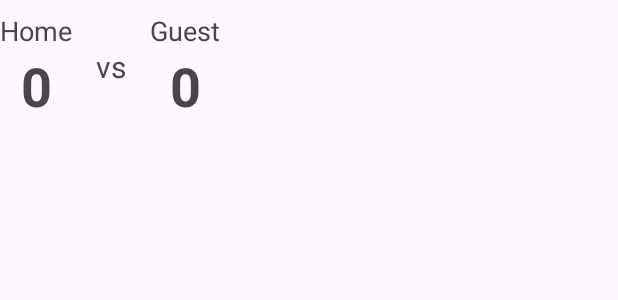
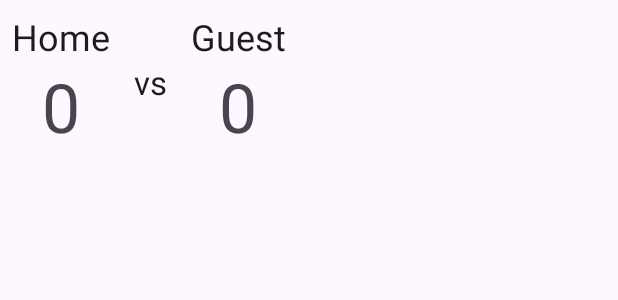
Before and after one commit to Brunobrlk/Scoreboard, an Android app: the layout dialog_final_score.xml on its own in the app's theme, with its tools: preview values and no code run, on a phone screen of 412 x 824 dp. Shown: the top 300 px of the screen. Run offline under Robolectric (Android 15) with nearby library versions, the phone set to English and light mode, and no system bars.

Commit message:
Add- Google services, firebase(crash, analytics, perf and remote config + implementation for ads), Fix- String values, theme, styling, contrast and accessibility issues fixed, Bug- Multiple final dialog fixed

```diff
--- a/app/src/main/AndroidManifest.xml
+++ b/app/src/main/AndroidManifest.xml
@@ -14,10 +14,13 @@
         android:supportsRtl="true"
         android:theme="@style/Theme.Scoreboard"
         tools:targetApi="31">
-
         <meta-data
             android:name="com.google.android.gms.ads.APPLICATION_ID"
             android:value="${ADMOB_APP_ID}"/>
+        <property
+            android:name="android.adservices.AD_SERVICES_CONFIG"
+            android:resource="@xml/gma_ad_services_config"
+            tools:replace="android:resource" />
 
         <activity
             android:name=".ui.MainActivity"
--- a/app/src/main/java/com/bgbrlk/scoreboardbrlk/domain/Setting.kt
+++ b/app/src/main/java/com/bgbrlk/scoreboardbrlk/domain/Setting.kt
@@ -1,9 +1,10 @@
 package com.bgbrlk.scoreboardbrlk.domain
 
 import androidx.annotation.DrawableRes
+import androidx.annotation.StringRes
 
 data class Setting(
-    val name: String,
+    @StringRes val name: Int,
     @DrawableRes val icon: Int,
     var value: Int,
 )
--- a/app/src/main/java/com/bgbrlk/scoreboardbrlk/ui/score/SettingsAdapter.kt
+++ b/app/src/main/java/com/bgbrlk/scoreboardbrlk/ui/score/SettingsAdapter.kt
@@ -7,6 +7,7 @@ import android.view.ViewGroup
 import androidx.recyclerview.widget.DiffUtil
 import androidx.recyclerview.widget.ListAdapter
 import androidx.recyclerview.widget.RecyclerView
+import com.bgbrlk.scoreboardbrlk.R
 import com.bgbrlk.scoreboardbrlk.databinding.ItemSettingsBinding
 import com.bgbrlk.scoreboardbrlk.domain.Setting
 import kotlinx.coroutines.CoroutineScope
@@ -20,6 +21,7 @@ class SettingsViewHolder private constructor(private val _binding: ItemSettingsB
     private val delay = 50L
     @SuppressLint("ClickableViewAccessibility")
     fun bind(item: Setting) {
+        val context = _binding.root.context
         _binding.apply {
             imagebuttonMinus.setOnLongClickListener {
                 handleLongClick(this, item){ if(item.value > 0) item.value-- }
--- a/app/src/main/res/layout-land/fragment_score.xml
+++ b/app/src/main/res/layout-land/fragment_score.xml
@@ -19,7 +19,7 @@
             android:layout_width="0dp"
             android:layout_height="0dp"
             android:background="?attr/colorPrimary"
-            android:contentDescription="@string/touch_area_home_team_description"
+            android:contentDescription='@{@string/touch_area_home_team_description(scoreViewModel.counterTeam1)}'
             app:layout_constraintBottom_toBottomOf="parent"
             app:layout_constraintEnd_toStartOf="@+id/view_right_half"
             app:layout_constraintStart_toStartOf="parent"
@@ -30,8 +30,8 @@
             android:onClick="@{() -> scoreViewModel.addPointTeam2() }"
             android:layout_width="0dp"
             android:layout_height="0dp"
-            android:contentDescription="@string/touch_area_guest_team_description"
             android:background="?attr/colorSecondary"
+            android:contentDescription='@{@string/touch_area_guest_team_description(scoreViewModel.counterTeam2)}'
             app:layout_constraintBottom_toBottomOf="parent"
             app:layout_constraintEnd_toEndOf="parent"
             app:layout_constraintStart_toEndOf="@id/view_left_half"
@@ -55,6 +55,7 @@
             android:layout_width="0dp"
             android:layout_height="0dp"
             android:text="@{ String.valueOf(scoreViewModel.counterTeam1) }"
+            android:contentDescription='@{@string/textview_home_team_description(scoreViewModel.counterTeam1)}'
             app:layout_constraintBottom_toBottomOf="@+id/view_left_half"
             app:layout_constraintEnd_toEndOf="@+id/view_left_half"
             app:layout_constraintStart_toStartOf="@+id/view_left_half"
@@ -78,6 +79,7 @@
             android:layout_width="0dp"
             android:layout_height="0dp"
             android:text="@{ String.valueOf(scoreViewModel.counterTeam2) }"
+            android:contentDescription='@{@string/textview_guest_team_description(scoreViewModel.counterTeam2)}'
             app:layout_constraintBottom_toBottomOf="@id/view_right_half"
             app:layout_constraintEnd_toEndOf="@+id/view_right_half"
             app:layout_constraintStart_toEndOf="@+id/view_left_half"
--- a/app/src/main/res/layout/dialog_final_score.xml
+++ b/app/src/main/res/layout/dialog_final_score.xml
@@ -13,64 +13,54 @@
         android:layout_height="wrap_content"
         android:gravity="center"
         android:orientation="horizontal"
-        android:paddingTop="8dp"
-        android:paddingBottom="8dp">
-
-        <!-- Team 1 Score -->
+        android:padding="8dp">
         <LinearLayout
             android:layout_width="wrap_content"
             android:layout_height="wrap_content"
             android:orientation="vertical">
-            <!-- Team 1 Name -->
             <TextView
+                style="?attr/textAppearanceHeadlineSmall"
                 android:id="@+id/textview_home_label"
                 android:layout_width="wrap_content"
                 android:layout_height="wrap_content"
-                android:text="@string/home"
-                android:textSize="18sp" />
+                android:text="@string/home"/>
 
             <TextView
+                style="?attr/textAppearanceDisplayMedium"
                 android:id="@+id/textview_home_score"
                 android:layout_width="match_parent"
                 android:layout_height="wrap_content"
                 android:textAlignment="center"
-                android:textSize="36sp"
-                android:textStyle="bold"
                 android:text="@{ String.valueOf(scoreViewModel.counterTeam1) }"
+                android:contentDescription='@{@string/textview_home_score(scoreViewModel.counterTeam1)}'
                 tools:text="0" />
         </LinearLayout>
 
-        <!-- "vs" Text -->
         <TextView
+            style="?attr/textAppearanceTitleLarge"
             android:id="@+id/textview_vs_label"
             android:layout_width="wrap_content"
             android:layout_height="wrap_content"
-            android:paddingStart="16dp"
-            android:paddingEnd="16dp"
-            android:text="@string/vs_label"
-            android:textSize="20sp" />
+            android:paddingHorizontal="16dp"
+            android:text="@string/vs_label" />
 
         <LinearLayout
             android:layout_width="wrap_content"
             android:layout_height="wrap_content"
             android:orientation="vertical">
-            <!-- Team 2 Score -->
-
-            <!-- Team 2 Name -->
             <TextView
+                style="?attr/textAppearanceHeadlineSmall"
                 android:id="@+id/textview_guest_label"
                 android:layout_width="wrap_content"
                 android:layout_height="wrap_content"
-                android:text="@string/guest"
-                android:textSize="18sp" />
-
+                android:text="@string/guest"/>
             <TextView
+                style="?attr/textAppearanceDisplayMedium"
                 android:id="@+id/textview_guest_score"
                 android:layout_width="match_parent"
                 android:layout_height="wrap_content"
                 android:textAlignment="center"
-                android:textSize="36sp"
-                android:textStyle="bold"
+                android:contentDescription='@{@string/textview_guest_score(scoreViewModel.counterTeam1)}'
                 android:text="@{ String.valueOf(scoreViewModel.counterTeam2) }"
                 tools:text="0" />
         </LinearLayout>
--- a/app/src/main/res/values/styles.xml
+++ b/app/src/main/res/values/styles.xml
@@ -8,5 +8,11 @@
     <style name="Widget.App.FloatingActionButton.Small" parent="Widget.Material3.FloatingActionButton.Small.Primary">
         <item name="shapeAppearance">@style/ShapeAppearance.Material3.Corner.Full</item>
     </style>
+    <style name="Widget.App.Button.Dialog.FullWidth" parent="Widget.MaterialComponents.Button.TextButton.Dialog">
+        <item name="android:layout_width">0dp</item>
+        <item name="android:layout_weight">1</item>
+        <item name="android:maxWidth">@null</item>
+        <item name="android:textColor">?colorOnSurface</item>
+    </style>
 
 </resources>
--- a/build.gradle.kts
+++ b/build.gradle.kts
@@ -4,4 +4,6 @@ plugins {
     alias(libs.plugins.jetbrainsKotlinAndroid) apply false
     alias(libs.plugins.org.jetbrains.kotlin.kapt) apply false
     alias(libs.plugins.googleDaggerHilt) apply false
+    alias(libs.plugins.google.services) apply false
+    alias(libs.plugins.crashlytics) apply false
 }
```
Also changed, not shown: app/build.gradle.kts (+9 -0 lines), app/src/main/java/com/bgbrlk/scoreboardbrlk/helpers/BindingAdapter.kt (+7 -0 lines), app/src/main/java/com/bgbrlk/scoreboardbrlk/helpers/RemoteConfigKeys.kt (added, +7 -0 lines), app/src/main/java/com/bgbrlk/scoreboardbrlk/ui/score/ScoreFragment.kt (+25 -4 lines), app/src/main/java/com/bgbrlk/scoreboardbrlk/ui/score/ScoreViewModel.kt (+27 -3 lines), app/src/main/res/layout/bottomsheet_settings.xml (+5 -5 lines), app/src/main/res/layout/fragment_score.xml (+3 -5 lines), app/src/main/res/layout/item_settings.xml (+9 -7 lines), app/src/main/res/values/strings.xml (+10 -4 lines), app/src/main/res/values/themes.xml (+7 -0 lines), gradle/libs.versions.toml (+11 -1 lines), 2 other files.
